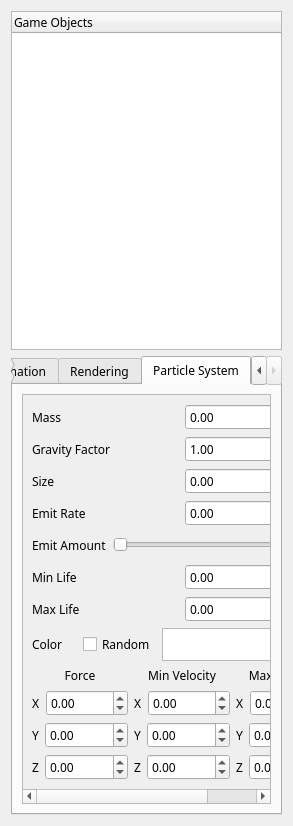
This is Source/UI/HierarchyWidget.ui in kevinmore/Project-Nebula as Qt 5 draws it before an edit. The edited form follows.
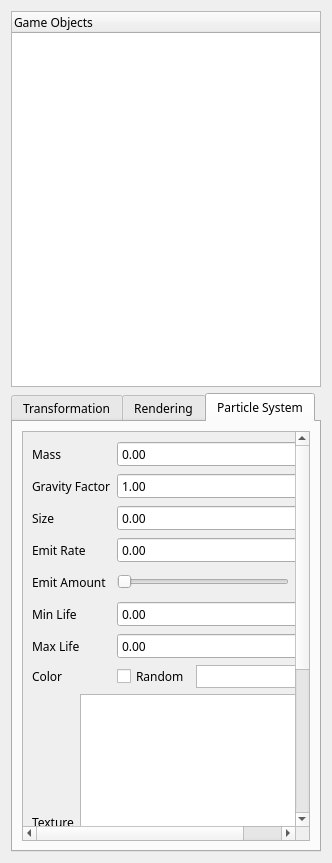
This is the edited form.

Commit message: Finished Texture Control over Particle System

Diff of the .ui file:
```diff
--- a/Source/UI/HierarchyWidget.ui
+++ b/Source/UI/HierarchyWidget.ui
@@ -9,8 +9,8 @@
    <rect>
     <x>0</x>
     <y>0</y>
-    <width>293</width>
-    <height>826</height>
+    <width>332</width>
+    <height>863</height>
    </rect>
   </property>
   <property name="sizePolicy">
@@ -49,7 +49,7 @@
       <bool>true</bool>
      </property>
      <property name="sizePolicy">
-      <sizepolicy hsizetype="Minimum" vsizetype="Expanding">
+      <sizepolicy hsizetype="Minimum" vsizetype="Preferred">
        <horstretch>0</horstretch>
        <verstretch>0</verstretch>
       </sizepolicy>
@@ -465,7 +465,7 @@
            <rect>
             <x>0</x>
             <y>0</y>
-            <width>249</width>
+            <width>288</width>
             <height>402</height>
            </rect>
           </property>
@@ -488,19 +488,28 @@
           <property name="geometry">
            <rect>
             <x>0</x>
-            <y>0</y>
-            <width>249</width>
-            <height>402</height>
+            <y>-108</y>
+            <width>323</width>
+            <height>632</height>
            </rect>
           </property>
-          <layout class="QVBoxLayout" name="verticalLayout_13">
-           <item>
-            <layout class="QVBoxLayout" name="verticalLayout_12">
-             <item>
               <layout class="QVBoxLayout" name="verticalLayout_8">
                <item>
-                <layout class="QHBoxLayout" name="horizontalLayout_5">
-                 <item>
+            <layout class="QGridLayout" name="gridLayout">
+             <item row="3" column="1">
+              <widget class="QDoubleSpinBox" name="doubleSpinBox_EmitRate">
+               <property name="maximum">
+                <double>999999.989999999990687</double>
+               </property>
+               <property name="singleStep">
+                <double>0.010000000000000</double>
+               </property>
+               <property name="value">
+                <double>0.000000000000000</double>
+               </property>
+              </widget>
+             </item>
+             <item row="0" column="0">
                   <widget class="QLabel" name="label_13">
                    <property name="text">
                     <string>Mass</string>
@@ -510,21 +519,7 @@
                    </property>
                   </widget>
                  </item>
-                 <item>
-                  <widget class="QDoubleSpinBox" name="doubleSpinBox_Mass">
-                   <property name="maximum">
-                    <double>999999.989999999990687</double>
-                   </property>
-                   <property name="value">
-                    <double>0.000000000000000</double>
-                   </property>
-                  </widget>
-                 </item>
-                </layout>
-               </item>
-               <item>
-                <layout class="QHBoxLayout" name="horizontalLayout_29">
-                 <item>
+             <item row="1" column="0">
                   <widget class="QLabel" name="label_32">
                    <property name="text">
                     <string>Gravity Factor</string>
@@ -534,24 +529,27 @@
                    </property>
                   </widget>
                  </item>
-                 <item>
-                  <widget class="QDoubleSpinBox" name="doubleSpinBox_GravityFactor">
-                   <property name="minimum">
-                    <double>-999999.989999999990687</double>
-                   </property>
+             <item row="0" column="1">
+              <widget class="QDoubleSpinBox" name="doubleSpinBox_Mass">
                    <property name="maximum">
                     <double>999999.989999999990687</double>
                    </property>
                    <property name="value">
-                    <double>1.000000000000000</double>
+                <double>0.000000000000000</double>
                    </property>
                   </widget>
                  </item>
-                </layout>
-               </item>
-               <item>
-                <layout class="QHBoxLayout" name="horizontalLayout_9">
-                 <item>
+             <item row="5" column="0">
+              <widget class="QLabel" name="label_18">
+               <property name="text">
+                <string>Min Life</string>
+               </property>
+               <property name="alignment">
+                <set>Qt::AlignLeading|Qt::AlignLeft|Qt::AlignVCenter</set>
+               </property>
+              </widget>
+             </item>
+             <item row="2" column="0">
                   <widget class="QLabel" name="label_14">
                    <property name="text">
                     <string>Size</string>
@@ -561,7 +559,7 @@
                    </property>
                   </widget>
                  </item>
-                 <item>
+             <item row="2" column="1">
                   <widget class="QDoubleSpinBox" name="doubleSpinBox_Size">
                    <property name="maximum">
                     <double>999999.989999999990687</double>
@@ -571,38 +569,20 @@
                    </property>
                   </widget>
                  </item>
-                </layout>
-               </item>
-               <item>
-                <layout class="QHBoxLayout" name="horizontalLayout_13">
-                 <item>
-                  <widget class="QLabel" name="label_15">
-                   <property name="text">
-                    <string>Emit Rate</string>
-                   </property>
-                   <property name="alignment">
-                    <set>Qt::AlignLeading|Qt::AlignLeft|Qt::AlignVCenter</set>
-                   </property>
-                  </widget>
-                 </item>
-                 <item>
-                  <widget class="QDoubleSpinBox" name="doubleSpinBox_EmitRate">
+             <item row="1" column="1">
+              <widget class="QDoubleSpinBox" name="doubleSpinBox_GravityFactor">
+               <property name="minimum">
+                <double>-999999.989999999990687</double>
+               </property>
                    <property name="maximum">
                     <double>999999.989999999990687</double>
                    </property>
-                   <property name="singleStep">
-                    <double>0.010000000000000</double>
-                   </property>
                    <property name="value">
-                    <double>0.000000000000000</double>
+                <double>1.000000000000000</double>
                    </property>
                   </widget>
                  </item>
-                </layout>
-               </item>
-               <item>
-                <layout class="QHBoxLayout" name="horizontalLayout_16">
-                 <item>
+             <item row="4" column="0">
                   <widget class="QLabel" name="label_17">
                    <property name="text">
                     <string>Emit Amount</string>
@@ -612,7 +592,17 @@
                    </property>
                   </widget>
                  </item>
-                 <item>
+             <item row="3" column="0">
+              <widget class="QLabel" name="label_15">
+               <property name="text">
+                <string>Emit Rate</string>
+               </property>
+               <property name="alignment">
+                <set>Qt::AlignLeading|Qt::AlignLeft|Qt::AlignVCenter</set>
+               </property>
+              </widget>
+             </item>
+             <item row="4" column="1">
                   <layout class="QHBoxLayout" name="horizontalLayout_15">
                    <item>
                     <widget class="QSlider" name="horizontalSlider_EmitAmount">
@@ -648,21 +638,7 @@
                    </item>
                   </layout>
                  </item>
-                </layout>
-               </item>
-               <item>
-                <layout class="QHBoxLayout" name="horizontalLayout_17">
-                 <item>
-                  <widget class="QLabel" name="label_18">
-                   <property name="text">
-                    <string>Min Life</string>
-                   </property>
-                   <property name="alignment">
-                    <set>Qt::AlignLeading|Qt::AlignLeft|Qt::AlignVCenter</set>
-                   </property>
-                  </widget>
-                 </item>
-                 <item>
+             <item row="5" column="1">
                   <widget class="QDoubleSpinBox" name="doubleSpinBox_MinLife">
                    <property name="maximum">
                     <double>999999.989999999990687</double>
@@ -675,11 +651,20 @@
                    </property>
                   </widget>
                  </item>
-                </layout>
-               </item>
-               <item>
-                <layout class="QHBoxLayout" name="horizontalLayout_18">
-                 <item>
+             <item row="6" column="1">
+              <widget class="QDoubleSpinBox" name="doubleSpinBox_MaxLife">
+               <property name="maximum">
+                <double>999999.989999999990687</double>
+               </property>
+               <property name="singleStep">
+                <double>1.000000000000000</double>
+               </property>
+               <property name="value">
+                <double>0.000000000000000</double>
+               </property>
+              </widget>
+             </item>
+             <item row="6" column="0">
                   <widget class="QLabel" name="label_19">
                    <property name="text">
                     <string>Max Life</string>
@@ -689,24 +674,7 @@
                    </property>
                   </widget>
                  </item>
-                 <item>
-                  <widget class="QDoubleSpinBox" name="doubleSpinBox_MaxLife">
-                   <property name="maximum">
-                    <double>999999.989999999990687</double>
-                   </property>
-                   <property name="singleStep">
-                    <double>1.000000000000000</double>
-                   </property>
-                   <property name="value">
-                    <double>0.000000000000000</double>
-                   </property>
-                  </widget>
-                 </item>
-                </layout>
-               </item>
-               <item>
-                <layout class="QHBoxLayout" name="horizontalLayout_31">
-                 <item>
+             <item row="7" column="0">
                   <widget class="QLabel" name="label_34">
                    <property name="sizePolicy">
                     <sizepolicy hsizetype="Preferred" vsizetype="Preferred">
@@ -722,19 +690,8 @@
                    </property>
                   </widget>
                  </item>
-                 <item>
-                  <spacer name="horizontalSpacer">
-                   <property name="orientation">
-                    <enum>Qt::Horizontal</enum>
-                   </property>
-                   <property name="sizeHint" stdset="0">
-                    <size>
-                     <width>100</width>
-                     <height>20</height>
-                    </size>
-                   </property>
-                  </spacer>
-                 </item>
+             <item row="7" column="1">
+              <layout class="QHBoxLayout" name="horizontalLayout_5">
                  <item>
                   <widget class="QCheckBox" name="checkBox_RandomColor">
                    <property name="text">
@@ -745,7 +702,7 @@
                  <item>
                   <widget class="QGraphicsView" name="graphicsView_ColorPicker">
                    <property name="sizePolicy">
-                    <sizepolicy hsizetype="Expanding" vsizetype="Fixed">
+                  <sizepolicy hsizetype="Minimum" vsizetype="Minimum">
                      <horstretch>0</horstretch>
                      <verstretch>0</verstretch>
                     </sizepolicy>
@@ -762,6 +719,42 @@
                </item>
               </layout>
              </item>
+           <item>
+            <layout class="QHBoxLayout" name="horizontalLayout_9">
+             <item>
+              <widget class="QLabel" name="label_36">
+               <property name="sizePolicy">
+                <sizepolicy hsizetype="Preferred" vsizetype="Preferred">
+                 <horstretch>0</horstretch>
+                 <verstretch>0</verstretch>
+                </sizepolicy>
+               </property>
+               <property name="text">
+                <string>Texture</string>
+               </property>
+               <property name="alignment">
+                <set>Qt::AlignCenter</set>
+               </property>
+              </widget>
+             </item>
+             <item>
+              <widget class="QGraphicsView" name="graphicsView_TexturePicker">
+               <property name="sizePolicy">
+                <sizepolicy hsizetype="Minimum" vsizetype="Minimum">
+                 <horstretch>0</horstretch>
+                 <verstretch>0</verstretch>
+                </sizepolicy>
+               </property>
+               <property name="minimumSize">
+                <size>
+                 <width>256</width>
+                 <height>256</height>
+                </size>
+               </property>
+              </widget>
+             </item>
+            </layout>
+           </item>
              <item>
               <layout class="QHBoxLayout" name="horizontalLayout_19">
                <item>
@@ -1113,8 +1106,6 @@
                       <double>0.000000000000000</double>
                      </property>
                     </widget>
-                   </item>
-                  </layout>
                  </item>
                 </layout>
                </item>
```
Lines whose indentation alone changed are shown as unchanged. The commit also changes 46 other files.
